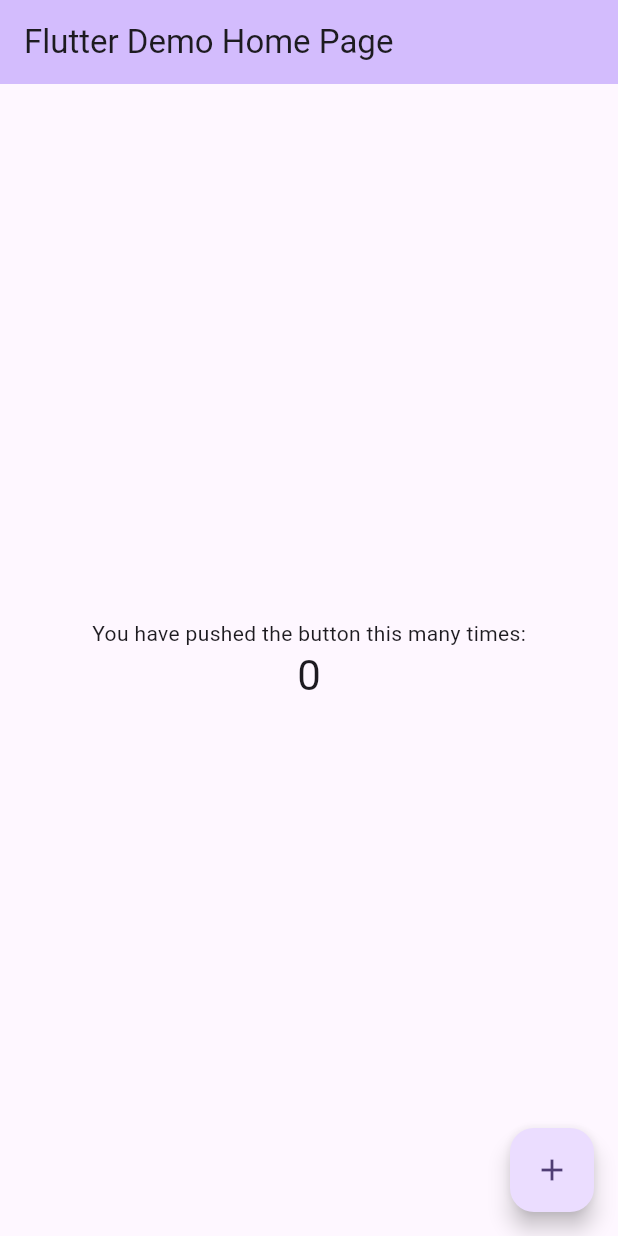
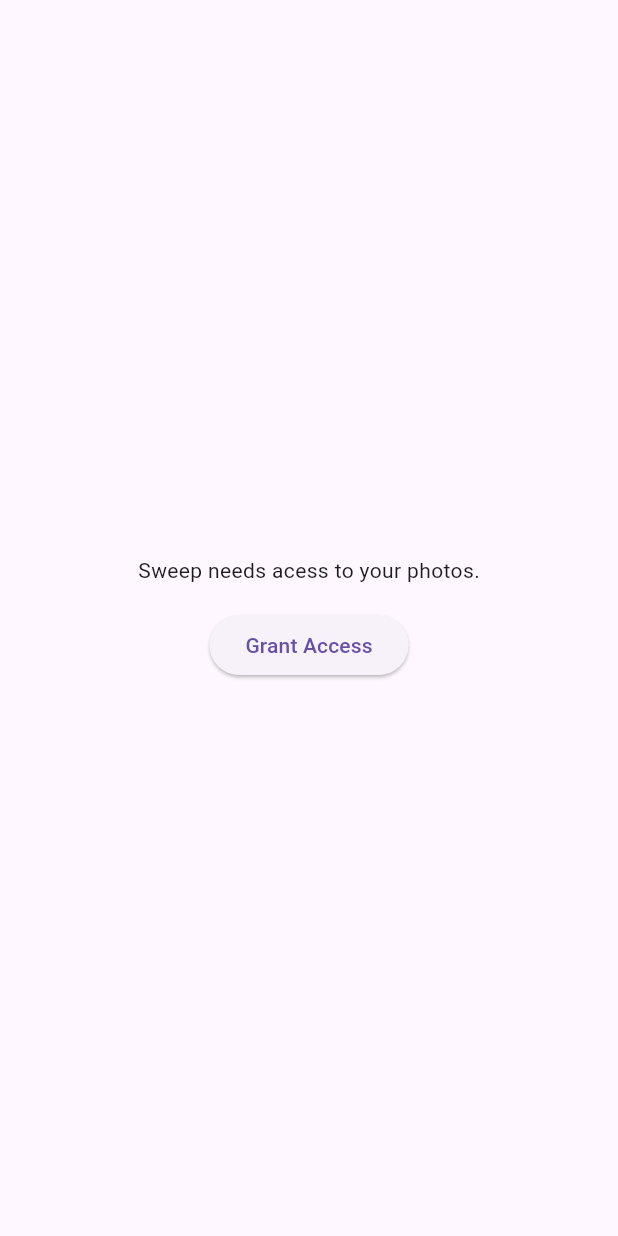
Before and after one commit to Rexaintreal/sweep, a Flutter app: the screen it shows after launch, on a phone screen of 412 x 824 dp. Run offline on Flutter 3.47's test engine with Material 3 defaults, Android fonts, the phone set to English and light mode, and no system bars; missing offline and left inert: photo_manager.

Commit message:
Added homescreen page with photo permission request

```diff
--- /dev/null
+++ b/lib/home_screen.dart
@@ -0,0 +1,54 @@
+import 'package:flutter/material.dart';
+import 'package:photo_manager/photo_manager.dart';
+
+class HomeScreen extends StatefulWidget {
+  const HomeScreen({super.key});
+
+  @override
+  State<HomeScreen> createState() => _HomeScreenState();
+
+}
+
+class _HomeScreenState extends State<HomeScreen> {
+  bool _hasPermission = false;
+
+  @override
+  void initState() {
+    super.initState();
+    _requestPermission();
+  }
+
+  Future<void> _requestPermission() async {
+    final PermissionState result = await PhotoManager.requestPermissionExtend();
+    setState(() {
+      _hasPermission = result.isAuth;
+    });
+  }
+
+  @override
+  Widget build(BuildContext context) {
+    if (!_hasPermission) {
+      return Scaffold(
+        body: Center(
+          child: Column(
+            mainAxisAlignment: MainAxisAlignment.center,
+            children: [
+              const Text('Sweep needs acess to your photos.'),
+              const SizedBox(height: 16),
+              ElevatedButton(
+                onPressed: _requestPermission,
+                child: const Text('Grant Access'),
+              ),
+            ],
+          ),
+        ),
+      );
+    }
+
+    return const Scaffold(
+      body: Center(
+        child: Text('Photos loaded soon.'),
+      ),
+    );
+  }
+}
--- a/lib/main.dart
+++ b/lib/main.dart
@@ -1,122 +1,22 @@
 import 'package:flutter/material.dart';
+import 'home_screen.dart';
 
 void main() {
-  runApp(const MyApp());
+  runApp(const SweepApp());
 }
 
-class MyApp extends StatelessWidget {
-  const MyApp({super.key});
+class SweepApp extends StatelessWidget {
+  const SweepApp({super.key});
 
-  // This widget is the root of your application.
   @override
   Widget build(BuildContext context) {
     return MaterialApp(
-      title: 'Flutter Demo',
-      theme: ThemeData(
-        // This is the theme of your application.
-        //
-        // TRY THIS: Try running your application with "flutter run". You'll see
-        // the application has a purple toolbar. Then, without quitting the app,
-        // try changing the seedColor in the colorScheme below to Colors.green
-        // and then invoke "hot reload" (save your changes or press the "hot
-        // reload" button in a Flutter-supported IDE, or press "r" if you used
-        // the command line to start the app).
-        //
-        // Notice that the counter didn't reset back to zero; the application
-        // state is not lost during the reload. To reset the state, use hot
-        // restart instead.
-        //
-        // This works for code too, not just values: Most code changes can be
-        // tested with just a hot reload.
-        colorScheme: ColorScheme.fromSeed(seedColor: Colors.deepPurple),
-      ),
-      home: const MyHomePage(title: 'Flutter Demo Home Page'),
+      title: 'Sweep',
+      debugShowCheckedModeBanner: false,
+      theme: ThemeData.light(useMaterial3: true),
+      darkTheme: ThemeData.dark(useMaterial3: true),
+      themeMode: ThemeMode.system,
+      home: const HomeScreen(),
     );
   }
 }
-
-class MyHomePage extends StatefulWidget {
-  const MyHomePage({super.key, required this.title});
-
-  // This widget is the home page of your application. It is stateful, meaning
-  // that it has a State object (defined below) that contains fields that affect
-  // how it looks.
-
-  // This class is the configuration for the state. It holds the values (in this
-  // case the title) provided by the parent (in this case the App widget) and
-  // used by the build method of the State. Fields in a Widget subclass are
-  // always marked "final".
-
-  final String title;
-
-  @override
-  State<MyHomePage> createState() => _MyHomePageState();
-}
-
-class _MyHomePageState extends State<MyHomePage> {
-  int _counter = 0;
-
-  void _incrementCounter() {
-    setState(() {
-      // This call to setState tells the Flutter framework that something has
-      // changed in this State, which causes it to rerun the build method below
-      // so that the display can reflect the updated values. If we changed
-      // _counter without calling setState(), then the build method would not be
-      // called again, and so nothing would appear to happen.
-      _counter++;
-    });
-  }
-
-  @override
-  Widget build(BuildContext context) {
-    // This method is rerun every time setState is called, for instance as done
-    // by the _incrementCounter method above.
-    //
-    // The Flutter framework has been optimized to make rerunning build methods
-    // fast, so that you can just rebuild anything that needs updating rather
-    // than having to individually change instances of widgets.
-    return Scaffold(
-      appBar: AppBar(
-        // TRY THIS: Try changing the color here to a specific color (to
-        // Colors.amber, perhaps?) and trigger a hot reload to see the AppBar
-        // change color while the other colors stay the same.
-        backgroundColor: Theme.of(context).colorScheme.inversePrimary,
-        // Here we take the value from the MyHomePage object that was created by
-        // the App.build method, and use it to set our appbar title.
-        title: Text(widget.title),
-      ),
-      body: Center(
-        // Center is a layout widget. It takes a single child and positions it
-        // in the middle of the parent.
-        child: Column(
-          // Column is also a layout widget. It takes a list of children and
-          // arranges them vertically. By default, it sizes itself to fit its
-          // children horizontally, and tries to be as tall as its parent.
-          //
-          // Column has various properties to control how it sizes itself and
-          // how it positions its children. Here we use mainAxisAlignment to
-          // center the children vertically; the main axis here is the vertical
-          // axis because Columns are vertical (the cross axis would be
-          // horizontal).
-          //
-          // TRY THIS: Invoke "debug painting" (choose the "Toggle Debug Paint"
-          // action in the IDE, or press "p" in the console), to see the
-          // wireframe for each widget.
-          mainAxisAlignment: MainAxisAlignment.center,
-          children: <Widget>[
-            const Text('You have pushed the button this many times:'),
-            Text(
-              '$_counter',
-              style: Theme.of(context).textTheme.headlineMedium,
-            ),
-          ],
-        ),
-      ),
-      floatingActionButton: FloatingActionButton(
-        onPressed: _incrementCounter,
-        tooltip: 'Increment',
-        child: const Icon(Icons.add),
-      ), // This trailing comma makes auto-formatting nicer for build methods.
-    );
-  }
-}
--- a/pubspec.yaml
+++ b/pubspec.yaml
@@ -28,6 +28,8 @@ environment:
 # the latest version available on pub.dev. To see which dependencies have newer
 # versions available, run `flutter pub outdated`.
 dependencies:
+  photo_manager: ^3.6.0
+  flutter_card_swiper: ^7.0.1
   flutter:
     sdk: flutter
 
```
Also changed, not shown: pubspec.lock, 3 other files.
